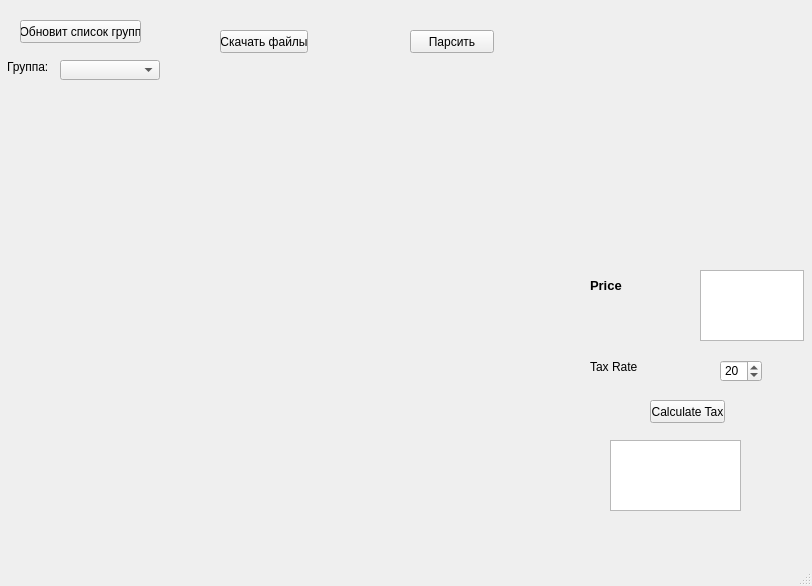
Before: the Qt Designer form mainwindow.ui in chalexyur/shnedule, drawn with Qt 5.
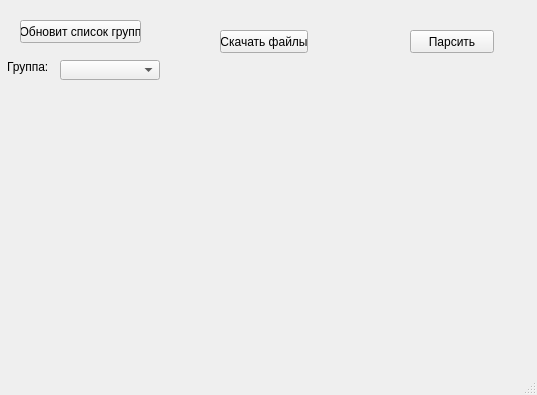
After: the same form once the commit is applied. Icons and pictures are not drawn.

```diff
--- a/mainwindow.ui
+++ b/mainwindow.ui
@@ -6,8 +6,8 @@
    <rect>
     <x>0</x>
     <y>0</y>
-       <width>812</width>
-       <height>586</height>
+       <width>537</width>
+       <height>395</height>
    </rect>
   </property>
   <property name="windowTitle">
@@ -18,85 +18,6 @@
     <normaloff>icon.png</normaloff>icon.png</iconset>
   </property>
   <widget class="QWidget" name="centralwidget">
-   <widget class="QTextEdit" name="price_box">
-    <property name="geometry">
-     <rect>
-      <x>700</x>
-      <y>270</y>
-      <width>104</width>
-      <height>71</height>
-     </rect>
-    </property>
-   </widget>
-   <widget class="QLabel" name="label">
-    <property name="geometry">
-     <rect>
-      <x>590</x>
-      <y>270</y>
-      <width>91</width>
-      <height>31</height>
-     </rect>
-    </property>
-    <property name="font">
-     <font>
-      <pointsize>10</pointsize>
-      <weight>75</weight>
-      <bold>true</bold>
-     </font>
-    </property>
-    <property name="text">
-     <string>Price</string>
-    </property>
-   </widget>
-   <widget class="QSpinBox" name="tax_rate">
-    <property name="geometry">
-     <rect>
-      <x>720</x>
-      <y>360</y>
-      <width>42</width>
-      <height>22</height>
-     </rect>
-    </property>
-    <property name="value">
-     <number>20</number>
-    </property>
-   </widget>
-   <widget class="QLabel" name="label_2">
-    <property name="geometry">
-     <rect>
-      <x>590</x>
-      <y>360</y>
-      <width>47</width>
-      <height>13</height>
-     </rect>
-    </property>
-    <property name="text">
-     <string>Tax Rate</string>
-    </property>
-   </widget>
-   <widget class="QPushButton" name="calc_tax_button">
-    <property name="geometry">
-     <rect>
-      <x>650</x>
-      <y>400</y>
-      <width>75</width>
-      <height>23</height>
-     </rect>
-    </property>
-    <property name="text">
-     <string>Calculate Tax</string>
-    </property>
-   </widget>
-   <widget class="QTextEdit" name="results_window">
-    <property name="geometry">
-     <rect>
-      <x>610</x>
-      <y>440</y>
-      <width>131</width>
-      <height>71</height>
-     </rect>
-    </property>
-   </widget>
       <widget class="QPushButton" name="updGlButton">
           <property name="geometry">
               <rect>
```
Left out of the diff: 2 changed lines with no effect on the pictures.
